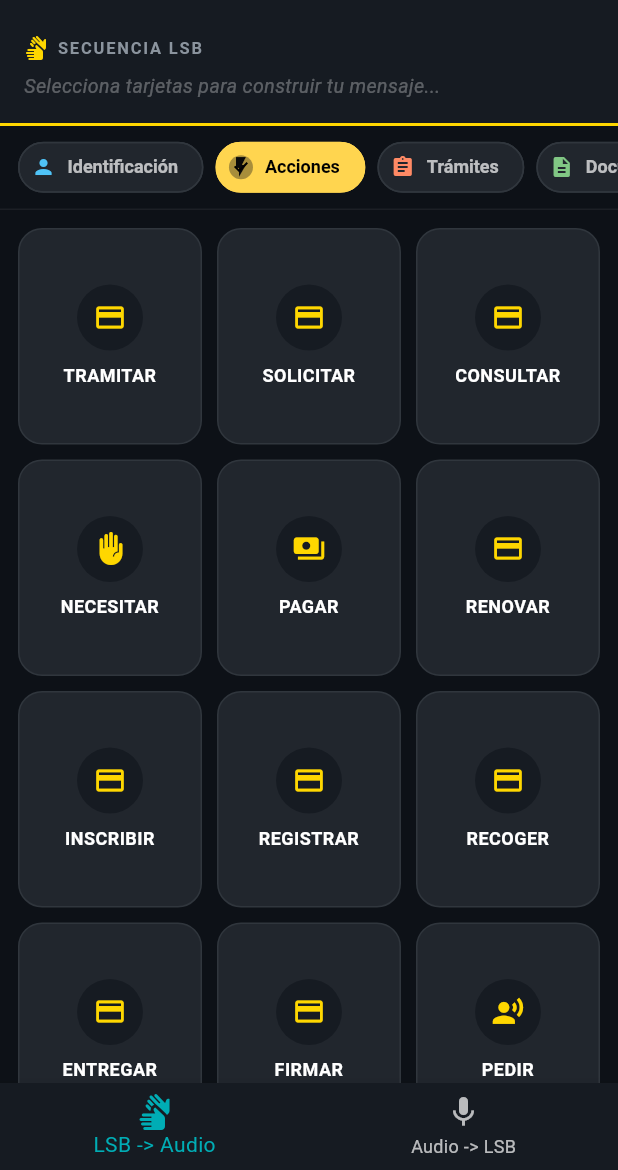
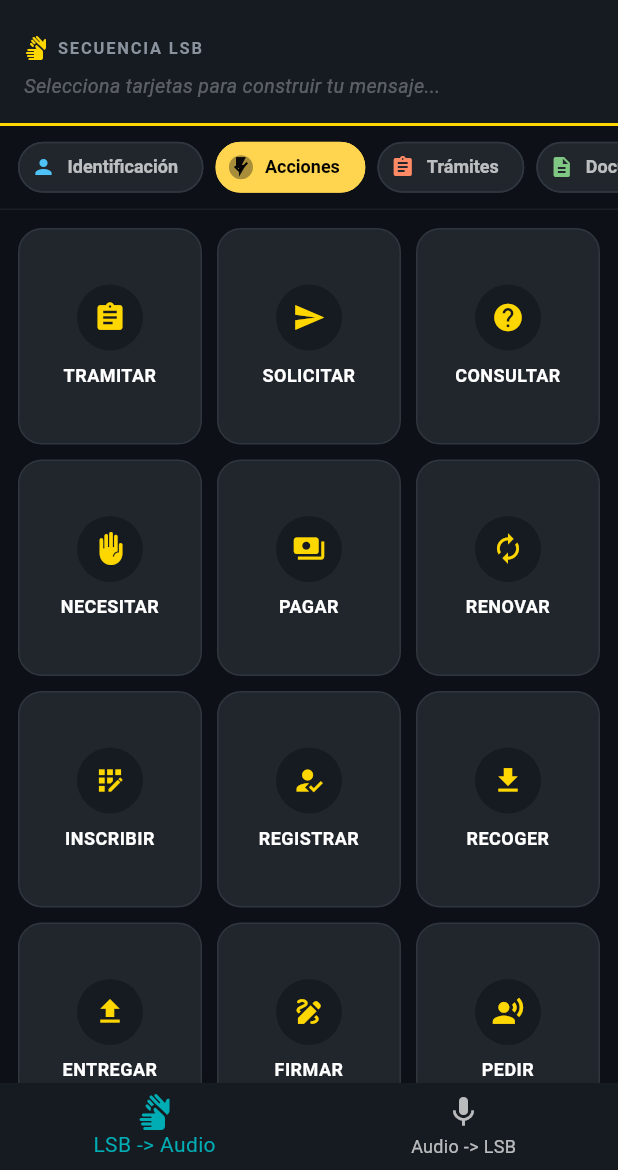
Before and after one commit to nathan95oks/OpenSoul, a Flutter app: the screen it shows after launch, after a tap on "Acciones", on a phone screen of 412 x 824 dp, the part 66-1236 px from its top. Run offline on Flutter 3.47's test engine with Material 3 defaults, Android fonts, the light colour scheme and no system bars; our stand-ins replace audioplayers, flutter_riverpod, go_router, permission_handler, video_player; missing offline and left inert: model_viewer_plus, record.

Commit message:
refactor(ui): expand card grid icon map with citizen service icons

```diff
--- a/lib/features/lsb_to_text_audio/presentation/widgets/card_grid.dart
+++ b/lib/features/lsb_to_text_audio/presentation/widgets/card_grid.dart
@@ -7,30 +7,38 @@ import 'confirm_video_modal.dart';
 const _iconMap = <String, IconData>{
   'person': Icons.person, 'child_care': Icons.child_care, 'woman': Icons.woman,
   'man': Icons.man, 'people': Icons.people, 'family_restroom': Icons.family_restroom,
-  'person_outline': Icons.person_outline, 'help_outline': Icons.help_outline,
-  'warning': Icons.warning, 'dangerous': Icons.dangerous, 'groups': Icons.groups,
-  'gavel': Icons.gavel, 'report': Icons.report, 'front_hand': Icons.front_hand,
-  'swipe_left': Icons.swipe_left, 'sports_mma': Icons.sports_mma,
-  'warning_amber': Icons.warning_amber, 'search_off': Icons.search_off,
-  'description': Icons.description, 'directions_walk': Icons.directions_walk,
-  'record_voice_over': Icons.record_voice_over, 'directions_run': Icons.directions_run,
-  'exit_to_app': Icons.exit_to_app, 'backpack': Icons.backpack,
-  'smartphone': Icons.smartphone, 'payments': Icons.payments, 'article': Icons.article,
-  'account_balance_wallet': Icons.account_balance_wallet, 'badge': Icons.badge,
-  'vpn_key': Icons.vpn_key, 'directions_car': Icons.directions_car,
-  'local_police': Icons.local_police, 'personal_injury': Icons.personal_injury,
-  'dark_mode': Icons.dark_mode, 'light_mode': Icons.light_mode,
-  'history': Icons.history, 'today': Icons.today, 'access_time': Icons.access_time,
-  'wb_sunny': Icons.wb_sunny, 'wb_twilight': Icons.wb_twilight,
-  'add_road': Icons.add_road, 'directions_bus': Icons.directions_bus,
-  'home': Icons.home, 'park': Icons.park, 'storefront': Icons.storefront,
-  'local_hospital': Icons.local_hospital, 'work': Icons.work,
-  'balance': Icons.balance, 'medical_services': Icons.medical_services,
-  'emergency': Icons.emergency, 'account_balance': Icons.account_balance,
-  'sign_language': Icons.sign_language, 'fire_truck': Icons.fire_truck,
+  'front_hand': Icons.front_hand, 'record_voice_over': Icons.record_voice_over,
+  'assignment': Icons.assignment, 'send': Icons.send, 'help': Icons.help,
+  'payments': Icons.payments, 'autorenew': Icons.autorenew,
+  'app_registration': Icons.app_registration, 'how_to_reg': Icons.how_to_reg,
+  'download': Icons.download, 'upload': Icons.upload, 'draw': Icons.draw,
+  'article': Icons.article, 'workspace_premium': Icons.workspace_premium,
+  'description': Icons.description, 'badge': Icons.badge,
+  'child_friendly': Icons.child_friendly, 'favorite': Icons.favorite,
+  'sentiment_very_dissatisfied': Icons.sentiment_very_dissatisfied,
+  'directions_car': Icons.directions_car, 'receipt_long': Icons.receipt_long,
+  'content_copy': Icons.content_copy, 'flight': Icons.flight,
+  'verified_user': Icons.verified_user,
+  'question_answer': Icons.question_answer, 'feedback': Icons.feedback,
+  'event': Icons.event, 'confirmation_number': Icons.confirmation_number,
+  'today': Icons.today, 'access_time': Icons.access_time,
+  'history': Icons.history, 'wb_sunny': Icons.wb_sunny,
+  'wb_twilight': Icons.wb_twilight, 'date_range': Icons.date_range,
+  'account_balance': Icons.account_balance, 'domain': Icons.domain,
+  'menu_book': Icons.menu_book, 'request_quote': Icons.request_quote,
+  'account_balance_wallet': Icons.account_balance_wallet,
+  'local_hospital': Icons.local_hospital, 'school': Icons.school,
+  'gavel': Icons.gavel, 'local_police': Icons.local_police,
+  'shield': Icons.shield, 'business': Icons.business,
+  'sign_language': Icons.sign_language, 'info': Icons.info,
+  'medical_services': Icons.medical_services, 'balance': Icons.balance,
+  'support_agent': Icons.support_agent, 'explore': Icons.explore,
+  'emergency': Icons.emergency,
   'priority_high': Icons.priority_high, 'sos': Icons.sos,
-  'crisis_alert': Icons.crisis_alert, 'report_problem': Icons.report_problem,
-  'mood_bad': Icons.mood_bad, 'healing': Icons.healing, 'credit_card': Icons.credit_card,
+  'crisis_alert': Icons.crisis_alert, 'sick': Icons.sick,
+  'healing': Icons.healing, 'help_outline': Icons.help_outline,
+  'location_off': Icons.location_off,
+  'credit_card': Icons.credit_card,
 };
 /// Grid de tarjetas LSB con íconos semánticos por categoría.
 class CardGrid extends ConsumerWidget {
```
